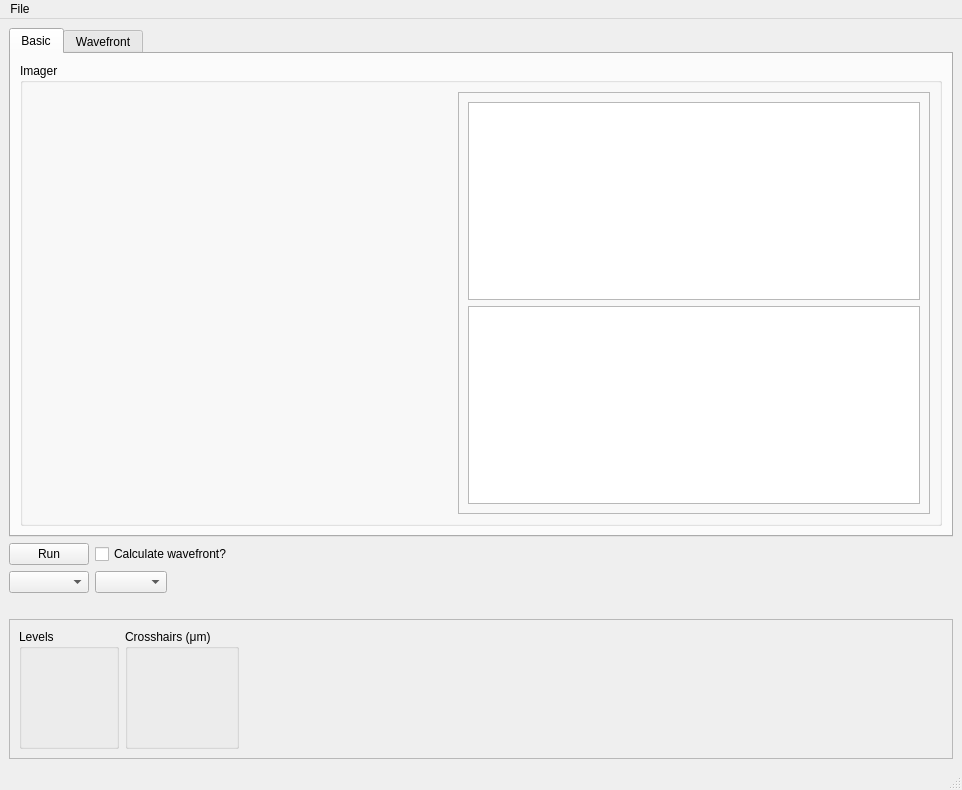
The window that PPM_centroid/PPM_screen.ui (mseaberg/slit_alignment) describes before a commit, drawn with Qt 5.
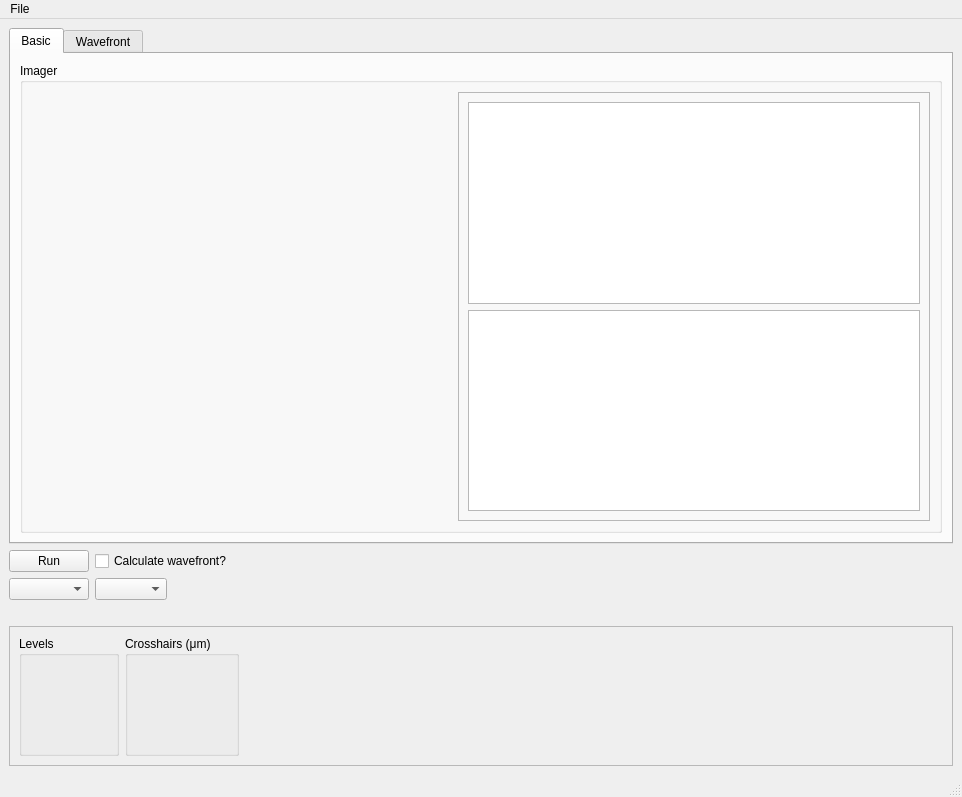
The same window after the commit. Custom widgets are drawn as their Qt base class.

```diff
--- a/PPM_centroid/PPM_screen.ui
+++ b/PPM_centroid/PPM_screen.ui
@@ -7,7 +7,7 @@
     <x>0</x>
     <y>0</y>
     <width>962</width>
-    <height>790</height>
+    <height>797</height>
    </rect>
   </property>
   <property name="windowTitle">
```
